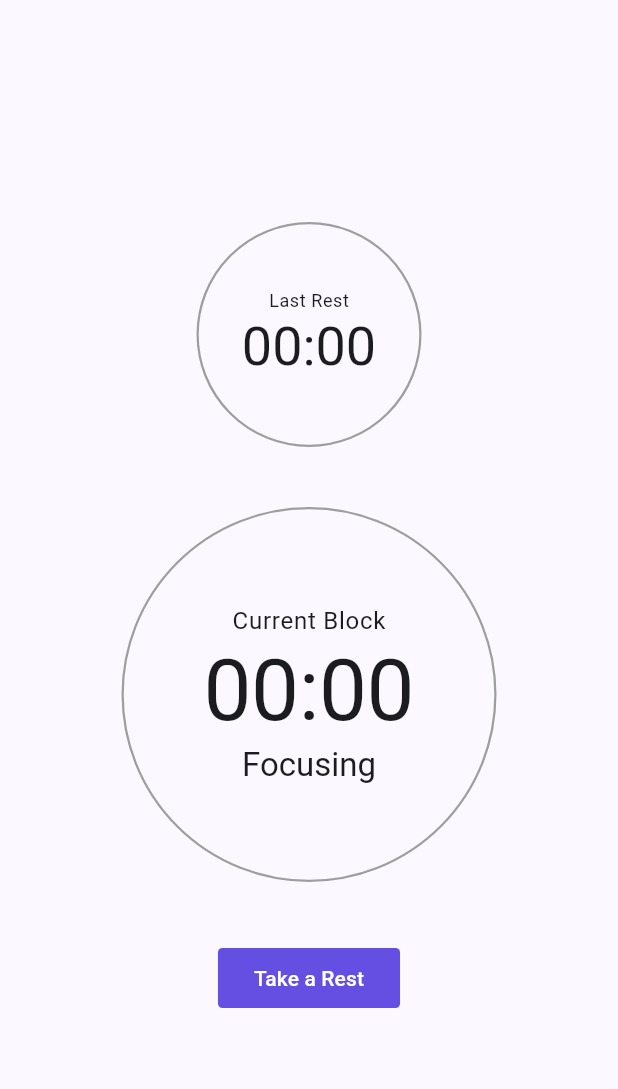
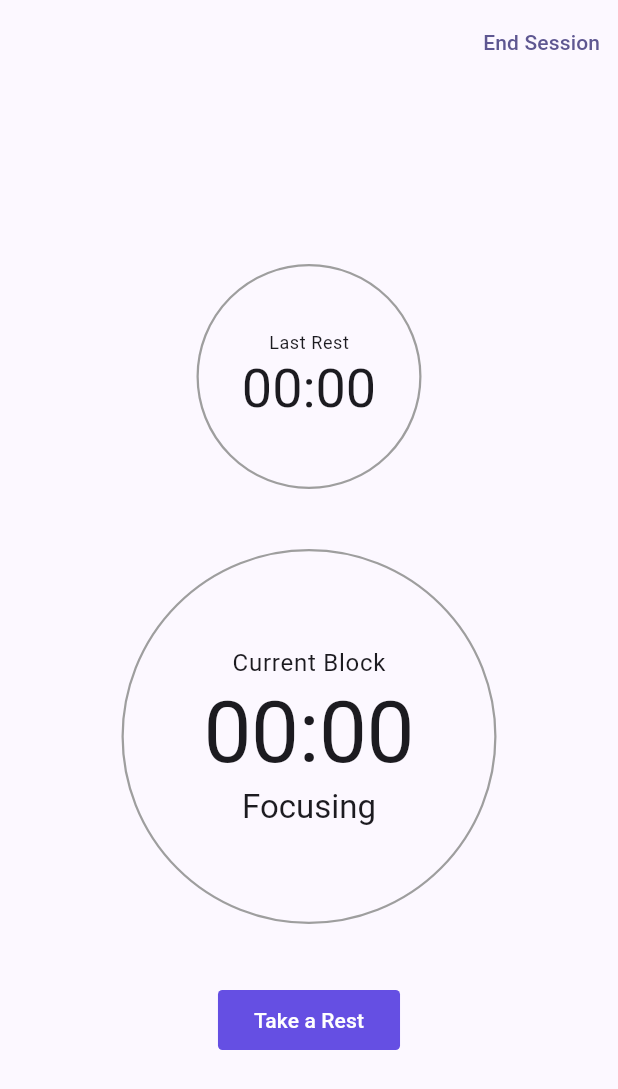
Before and after one commit to rooshimadethis/my_focus_app, a Flutter app: the screen it shows after launch, after a tap on "Begin working session", on a phone screen of 412 x 824 dp. Shown: the top 1089 px of the screen. Run offline on Flutter 3.47's test engine with Material 3 defaults, Android fonts, the phone set to English and light mode, and no system bars; missing offline and left inert: flutter_foreground_task.

Commit message:
added icons and end session which kills foreground task

```diff
--- a/lib/pages/timer_page.dart
+++ b/lib/pages/timer_page.dart
@@ -1,9 +1,7 @@
-import 'dart:io';
 
 import 'package:flutter/material.dart';
 import 'package:flutter_foreground_task/flutter_foreground_task.dart';
 import 'package:my_focus_app/utils/formatters.dart';
-import 'dart:async';
 
 import '../utils/foreground_timer_task.dart';
 
@@ -84,6 +82,11 @@ class _TimerPageState extends State<TimerPage> {
     FlutterForegroundTask.sendDataToTask(data);
   }
 
+  void endSession() {
+
+    FlutterForegroundTask.stopService();
+  }
+
   @override
   Widget build(BuildContext context) {
     String previousText;
@@ -104,6 +107,17 @@ class _TimerPageState extends State<TimerPage> {
     }
 
     return Scaffold(
+      appBar: AppBar(
+        elevation: 0,
+        automaticallyImplyLeading: false,
+        actions: [
+          TextButton(
+              onPressed: () {
+                endSession();
+              },
+              child: Text("End Session"))
+        ],
+      ),
       body: Center(
         child: Column(
           mainAxisAlignment: MainAxisAlignment.center,
--- a/lib/utils/foreground_timer_task.dart
+++ b/lib/utils/foreground_timer_task.dart
@@ -37,6 +37,9 @@ Future<ServiceRequestResult> startTimerService() async {
       serviceId: 1337,
       notificationTitle: '00:00',
       notificationText: 'Focusing',
+      notificationIcon: const NotificationIcon(
+          metaDataName: 'me.rooshi.my_focus_app.SIT_ICON'
+      ),
       notificationButtons: [
         const NotificationButton(id: 'hello', text: 'hello')
       ],
--- a/pubspec.yaml
+++ b/pubspec.yaml
@@ -36,6 +36,8 @@ dependencies:
   cupertino_icons: ^1.0.8
 
   flutter_foreground_task: ^9.1.0
+
+  flutter_launcher_icons: ^0.14.0
 
 dev_dependencies:
   flutter_test:
```
Also changed, not shown: flutter_launcher_icons.yaml (added, +34 -0 lines), assets/icons/sit_icon.png (added), pubspec.lock, 40 other files.
